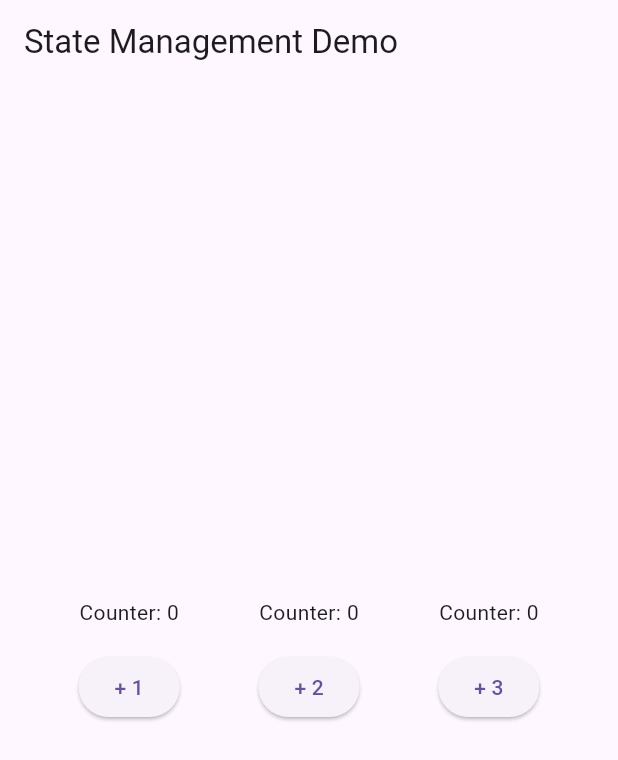
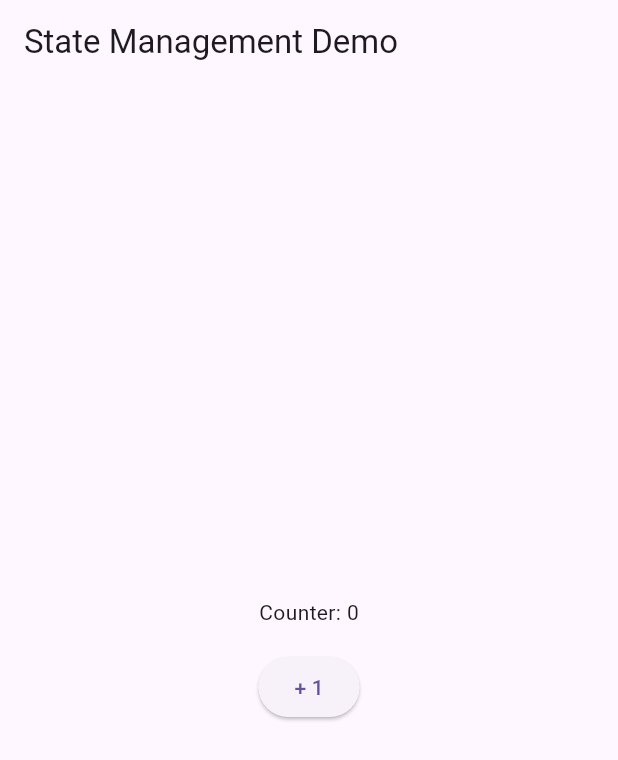
Before and after one commit to cs442app/demos, a Flutter app: the screen it shows after launch, on a phone screen of 412 x 824 dp. Shown: the top 760 px of the screen. Run offline on Flutter 3.47's test engine with Material 3 defaults, Android fonts, the phone set to English and light mode, and no system bars; our stand-ins replace cloud_firestore, firebase_core, shared_preferences, sqflite; missing offline and left inert: word_generator; accounts and stored records are empty.

```diff
--- a/02_state/lib/views/eg1.dart
+++ b/02_state/lib/views/eg1.dart
@@ -16,8 +16,8 @@ class App1 extends StatelessWidget {
       mainAxisAlignment: MainAxisAlignment.spaceEvenly,
       children: [
         IncrementableCounter(increment: 1),
-        IncrementableCounter(increment: 2),
-        IncrementableCounter(increment: 3),
+        // IncrementableCounter(increment: 2),
+        // IncrementableCounter(increment: 3),
       ],
     );
   }
```
Also changed, not shown: 02_state/lib/views/eg4.dart (+7 -1 lines), 02_state/lib/views/eg6.dart (+11 -2 lines).
